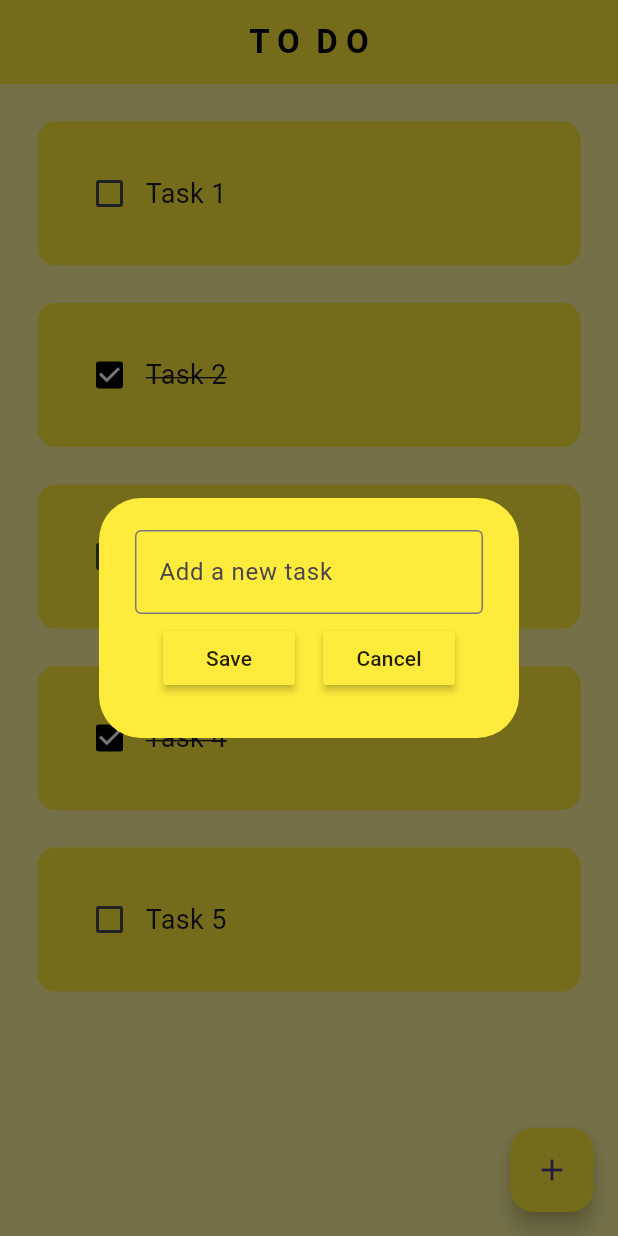
After one commit to divyanshu1810/todo_flutter, a Flutter app: the screen it shows after launch, after a tap on the "add" icon, on a phone screen of 412 x 824 dp. The commit adds this screen. Run offline on Flutter 3.47's test engine with Material 3 defaults, Android fonts, the phone set to English and light mode, and no system bars.

Commit message:
feat: add text controller

```diff
--- a/lib/pages/home_page.dart
+++ b/lib/pages/home_page.dart
@@ -1,4 +1,5 @@
 import 'package:flutter/material.dart';
+import 'package:todo_app/utils/dialog_box.dart';
 import 'package:todo_app/utils/todo_tile.dart';
 
 class HomPage extends StatefulWidget {
@@ -9,6 +10,8 @@ class HomPage extends StatefulWidget {
 }
 
 class _HomPageState extends State<HomPage> {
+  final _controller = TextEditingController();
+
   List todoList = [
     ['Task 1', false],
     ['Task 2', true],
@@ -21,6 +24,26 @@ class _HomPageState extends State<HomPage> {
     setState(() {
       todoList[index][1] = !todoList[index][1];
     });
+  }
+
+  void saveNewTask() {
+    setState(() {
+      todoList.add([_controller.text, false]);
+      _controller.clear();
+    });
+    Navigator.of(context).pop();
+  }
+
+  void createNewTask() {
+    showDialog(
+        context: context,
+        builder: (context) {
+          return DialogBox(
+            controller: _controller,
+            onSave: saveNewTask,
+            onCancel: () => Navigator.of(context).pop(),
+          );
+        });
   }
 
   @override
@@ -36,6 +59,11 @@ class _HomPageState extends State<HomPage> {
         centerTitle: true,
         elevation: 0,
       ),
+      floatingActionButton: FloatingActionButton(
+        onPressed: createNewTask,
+        backgroundColor: Colors.yellow,
+        child: const Icon(Icons.add),
+      ),
       body: ListView.builder(
         itemCount: todoList.length,
         itemBuilder: (context, index) {
--- /dev/null
+++ b/lib/utils/dialog_box.dart
@@ -0,0 +1,44 @@
+import 'package:flutter/material.dart';
+import 'package:todo_app/utils/my_button.dart';
+
+// ignore: must_be_immutable
+class DialogBox extends StatelessWidget {
+  // ignore: prefer_typing_uninitialized_variables
+  final controller;
+  VoidCallback onSave;
+  VoidCallback onCancel;
+  DialogBox(
+      {super.key,
+      required this.controller,
+      required this.onSave,
+      required this.onCancel});
+
+  @override
+  Widget build(BuildContext context) {
+    return AlertDialog(
+      backgroundColor: Colors.yellow,
+      content: Container(
+        height: 120,
+        child: Column(
+          mainAxisAlignment: MainAxisAlignment.spaceEvenly,
+          children: [
+            TextField(
+              controller: controller,
+              decoration: const InputDecoration(
+                border: OutlineInputBorder(),
+                hintText: 'Add a new task',
+              ),
+            ),
+            Row(
+              mainAxisAlignment: MainAxisAlignment.spaceEvenly,
+              children: [
+                MyButton(text: "Save", onPressed: onSave),
+                MyButton(text: "Cancel", onPressed: onCancel),
+              ],
+            ),
+          ],
+        ),
+      ),
+    );
+  }
+}
--- /dev/null
+++ b/lib/utils/my_button.dart
@@ -0,0 +1,16 @@
+import 'package:flutter/material.dart';
+
+// ignore: must_be_immutable
+class MyButton extends StatelessWidget {
+  final String text;
+  VoidCallback onPressed;
+  MyButton({super.key, required this.text, required this.onPressed});
+  @override
+  Widget build(BuildContext context) {
+    return MaterialButton(
+      onPressed: onPressed,
+      color: Colors.yellow,
+      child: Text(text),
+    );
+  }
+}
```
